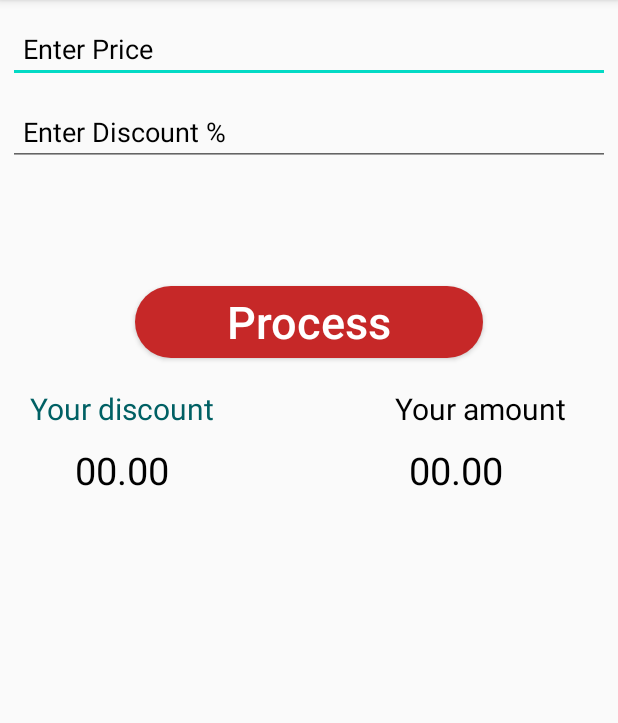
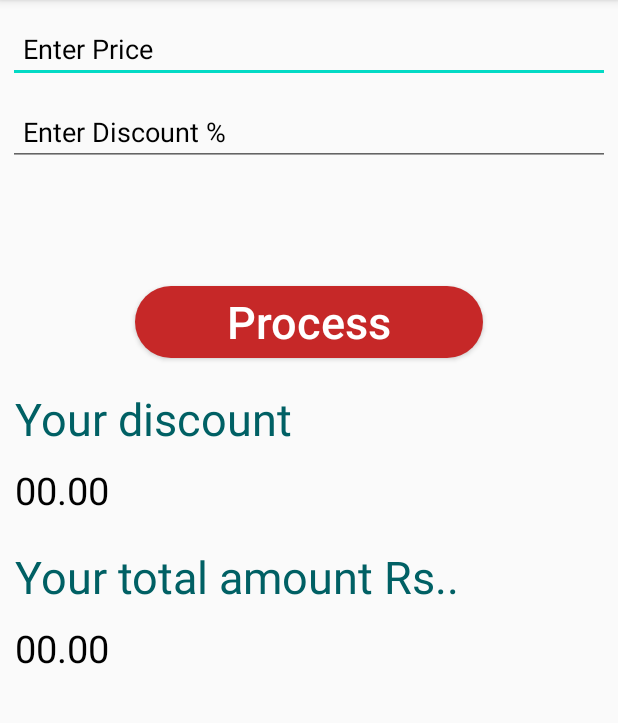
Before and after one commit to Hussain8891/Price-discount-calculator, an Android app: the MainActivity screen opened directly, with no data from a screen before it, on a phone screen of 412 x 824 dp, the part 84-807 px from its top. Run offline under Robolectric (Android 15) with nearby library versions, the phone set to English and light mode, and no system bars.

Commit message:
Improve ui

```diff
--- a/app/src/main/res/layout-large/activity_main.xml
+++ b/app/src/main/res/layout-large/activity_main.xml
@@ -14,6 +14,8 @@
         android:hint="Enter Price"
         android:paddingLeft="10dp"
         android:textColor="#000000"
+        android:textSize="30sp"
+        android:textColorHint="#000000"
         android:layout_marginTop="10dp"
         android:layout_marginLeft="10dp"
         android:layout_marginRight="10dp"
@@ -27,6 +29,8 @@
         android:paddingLeft="10dp"
         android:textColor="#000000"
         android:layout_marginTop="10dp"
+        android:textSize="30sp"
+        android:textColorHint="#000000"
         android:layout_marginLeft="10dp"
         android:layout_marginRight="10dp"
         android:inputType="number"/>
@@ -39,64 +43,70 @@
         android:textAllCaps="false"
         android:layout_marginRight="90dp"
         android:layout_marginLeft="90dp"
-        android:textSize="30sp"
+        android:textSize="40sp"
         android:textColor="#ffffff"
         android:layout_marginTop="80dp"
         android:background="@drawable/rounded_btn"/>
 
-    <LinearLayout
+    <RelativeLayout
         android:layout_width="match_parent"
         android:layout_height="wrap_content"
-        android:orientation="horizontal"
-        android:padding="5dp">
+        android:layout_marginRight="1dp"
+        android:layout_marginLeft="10dp"
+        android:layout_marginTop="20dp">
 
         <TextView
+            android:id="@+id/txt"
             android:layout_width="wrap_content"
             android:layout_height="wrap_content"
             android:text="Your discount"
             android:textSize="30sp"
-            android:textColor="#000000"
-            android:layout_marginLeft="10dp"
-            android:layout_marginTop="20dp"/>
+            android:textColor="#006064" />
 
-        <TextView
-            android:layout_width="wrap_content"
-            android:layout_height="wrap_content"
-            android:text="Your amount"
-            android:textSize="30sp"
-            android:layout_marginLeft="85dp"
-            android:textColor="#000000"
-            android:layout_marginTop="20dp" />
-
-
-    </LinearLayout>
-
-    <LinearLayout
-        android:layout_width="match_parent"
-        android:layout_height="wrap_content"
-        android:orientation="horizontal">
 
         <TextView
             android:id="@+id/yourDiscount"
             android:layout_width="wrap_content"
             android:layout_height="wrap_content"
             android:text="00.00"
-            android:textSize="30sp"
-            android:layout_marginLeft="50dp"
+            android:textSize="25sp"
+            android:textColor="#000000"
+            android:layout_below="@+id/txt"
             android:layout_marginTop="10dp"/>
 
+
+
+
+    </RelativeLayout>
+    <RelativeLayout
+        android:layout_width="match_parent"
+        android:layout_height="wrap_content"
+        android:orientation="vertical"
+        android:layout_marginRight="1dp"
+        android:layout_marginLeft="10dp"
+        android:layout_marginTop="20dp">
+
+        <TextView
+            android:id="@+id/text"
+            android:layout_width="wrap_content"
+            android:layout_height="wrap_content"
+            android:text="Your total amount Rs.."
+            android:textSize="30sp"
+            android:layout_gravity="center_horizontal"
+            android:textColor="#006064" />
         <TextView
             android:id="@+id/pay_this_amount"
             android:layout_width="wrap_content"
             android:layout_height="wrap_content"
             android:text="00.00"
-            android:textSize="30sp"
-            android:layout_marginLeft="185dp"
+            android:layout_below="@+id/text"
+            android:textColor="#000000"
+            android:textSize="25sp"
             android:layout_marginTop="10dp"/>
 
 
-    </LinearLayout>
 
+    </RelativeLayout>
 
 
 </LinearLayout>
--- a/app/src/main/res/layout-normal/activity_main.xml
+++ b/app/src/main/res/layout-normal/activity_main.xml
@@ -46,38 +46,22 @@
         android:layout_marginTop="80dp"
         android:background="@drawable/rounded_btn"/>
 
-    <LinearLayout
+
+    <RelativeLayout
         android:layout_width="match_parent"
         android:layout_height="wrap_content"
-        android:orientation="horizontal"
+        android:layout_marginRight="1dp"
         android:layout_marginLeft="10dp"
-        android:layout_marginRight="10dp">
+        android:layout_marginTop="20dp">
 
         <TextView
+            android:id="@+id/txt"
             android:layout_width="wrap_content"
             android:layout_height="wrap_content"
             android:text="Your discount"
-            android:textSize="20sp"
-            android:textColor="#006064"
-            android:layout_marginLeft="10dp"
-            android:layout_marginTop="20dp"/>
+            android:textSize="30sp"
+            android:textColor="#006064" />
 
-        <TextView
-            android:layout_width="wrap_content"
-            android:layout_height="wrap_content"
-            android:text="Your amount"
-            android:textSize="20sp"
-            android:layout_marginLeft="120dp"
-            android:textColor="#000000"
-            android:layout_marginTop="20dp" />
-
-
-    </LinearLayout>
-
-    <LinearLayout
-        android:layout_width="match_parent"
-        android:layout_height="wrap_content"
-        android:orientation="horizontal">
 
         <TextView
             android:id="@+id/yourDiscount"
@@ -85,23 +69,43 @@
             android:layout_height="wrap_content"
             android:text="00.00"
             android:textSize="25sp"
-            android:layout_marginLeft="50dp"
             android:textColor="#000000"
+            android:layout_below="@+id/txt"
             android:layout_marginTop="10dp"/>
 
+
+
+
+    </RelativeLayout>
+    <RelativeLayout
+        android:layout_width="match_parent"
+        android:layout_height="wrap_content"
+        android:orientation="vertical"
+        android:layout_marginRight="1dp"
+        android:layout_marginLeft="10dp"
+        android:layout_marginTop="20dp">
+
+        <TextView
+            android:id="@+id/text"
+            android:layout_width="wrap_content"
+            android:layout_height="wrap_content"
+            android:text="Your total amount Rs.."
+            android:textSize="30sp"
+            android:layout_gravity="center_horizontal"
+            android:textColor="#006064" />
         <TextView
             android:id="@+id/pay_this_amount"
             android:layout_width="wrap_content"
             android:layout_height="wrap_content"
             android:text="00.00"
+            android:layout_below="@+id/text"
+            android:textColor="#000000"
             android:textSize="25sp"
-            android:textColor="#000000"
-            android:layout_marginLeft="160dp"
             android:layout_marginTop="10dp"/>
 
 
-    </LinearLayout>
 
+    </RelativeLayout>
 
 
 </LinearLayout>
--- a/app/src/main/res/layout-small/activity_main.xml
+++ b/app/src/main/res/layout-small/activity_main.xml
@@ -12,9 +12,9 @@
         android:layout_width="145dp"
         android:layout_height="40dp"
         android:layout_marginLeft="10dp"
-        android:layout_marginTop="5dp"
         android:layout_marginRight="10dp"
         android:hint="Enter Price"
+        android:textColorHint="#000000"
         android:inputType="number"
         android:paddingLeft="10dp"
         android:textSize="10sp"
@@ -25,12 +25,13 @@
         android:layout_width="145dp"
         android:layout_height="40dp"
         android:layout_marginLeft="10dp"
-        android:layout_marginTop="5dp"
+        android:layout_marginTop="0dp"
         android:layout_marginRight="10dp"
         android:hint="Enter Discount % "
         android:inputType="number"
         android:textSize="10sp"
         android:paddingLeft="10dp"
+        android:textColorHint="#000000"
         android:textColor="#000000" />
 
     <Button
@@ -38,42 +39,27 @@
         android:layout_width="100dp"
         android:layout_height="20dp"
         android:layout_gravity="center_horizontal"
-        android:layout_marginTop="10dp"
+        android:layout_marginTop="5dp"
         android:background="@drawable/rounded_btn"
         android:text="Process"
         android:textAllCaps="false"
         android:textColor="#ffffff" />
 
-    <LinearLayout
-        android:layout_width="wrap_content"
+    <RelativeLayout
+        android:layout_width="match_parent"
         android:layout_height="wrap_content"
-        android:orientation="horizontal">
+        android:layout_marginRight="1dp"
+        android:layout_marginLeft="10dp"
+        android:layout_marginTop="5dp">
 
         <TextView
-            android:layout_width="match_parent"
-            android:layout_height="wrap_content"
-            android:text="Your amount"
-            android:textSize="10sp"
-            android:textColor="#000000"
-            android:layout_marginLeft="5dp"
-            android:layout_marginTop="20dp"/>
-
-        <TextView
+            android:id="@+id/txt"
             android:layout_width="wrap_content"
             android:layout_height="wrap_content"
             android:text="Your discount"
             android:textSize="10sp"
-            android:layout_marginLeft="50dp"
-            android:textColor="#000000"
-            android:layout_marginTop="20dp" />
+            android:textColor="#006064" />
 
-
-    </LinearLayout>
-
-    <LinearLayout
-        android:layout_width="wrap_content"
-        android:layout_height="wrap_content"
-        android:orientation="horizontal">
 
         <TextView
             android:id="@+id/yourDiscount"
@@ -81,18 +67,43 @@
             android:layout_height="wrap_content"
             android:text="00.00"
             android:textSize="10sp"
-            android:layout_marginLeft="25dp" />
+            android:textColor="#000000"
+            android:layout_below="@+id/txt"
+            android:layout_marginTop="5dp"/>
 
+
+
+
+    </RelativeLayout>
+    <RelativeLayout
+        android:layout_width="match_parent"
+        android:layout_height="wrap_content"
+        android:orientation="vertical"
+        android:layout_marginRight="1dp"
+        android:layout_marginLeft="10dp"
+        android:layout_marginTop="5dp">
+
+        <TextView
+            android:id="@+id/text"
+            android:layout_width="wrap_content"
+            android:layout_height="wrap_content"
+            android:text="Your total amount Rs.."
+            android:textSize="10sp"
+            android:layout_gravity="center_horizontal"
+            android:textColor="#006064" />
         <TextView
             android:id="@+id/pay_this_amount"
             android:layout_width="wrap_content"
             android:layout_height="wrap_content"
             android:text="00.00"
+            android:layout_below="@+id/text"
+            android:textColor="#000000"
             android:textSize="10sp"
-            android:layout_marginLeft="90dp" />
+            android:layout_marginTop="5dp"/>
 
 
-    </LinearLayout>
+
+    </RelativeLayout>
 
 
 </LinearLayout>
--- a/app/src/main/res/layout-xlarge/activity_main.xml
+++ b/app/src/main/res/layout-xlarge/activity_main.xml
@@ -14,10 +14,11 @@
         android:hint="Enter Price"
         android:paddingLeft="10dp"
         android:textColor="#000000"
+        android:textColorHint="#000000"
         android:layout_marginTop="10dp"
         android:layout_marginLeft="10dp"
         android:layout_marginRight="10dp"
-        android:textSize="45sp"
+        android:textSize="50sp"
         android:inputType="number"/>
 
     <EditText
@@ -30,7 +31,8 @@
         android:layout_marginTop="10dp"
         android:layout_marginLeft="10dp"
         android:layout_marginRight="10dp"
-        android:textSize="45sp"
+        android:textSize="50sp"
+        android:textColorHint="#000000"
         android:inputType="number"/>
 
     <Button
@@ -47,58 +49,65 @@
         android:textColor="#ffffff"
         android:textSize="60sp" />
 
-    <LinearLayout
+    <RelativeLayout
         android:layout_width="match_parent"
         android:layout_height="wrap_content"
-        android:orientation="horizontal"
+        android:layout_marginRight="1dp"
+        android:layout_marginLeft="10dp"
         android:layout_marginTop="20dp">
 
         <TextView
+            android:id="@+id/txt"
             android:layout_width="wrap_content"
             android:layout_height="wrap_content"
             android:text="Your discount"
             android:textSize="50sp"
-            android:textColor="#000000"
-            android:layout_marginLeft="15dp"
-            android:layout_marginTop="20dp"/>
+            android:textColor="#006064" />
 
-        <TextView
-            android:layout_width="wrap_content"
-            android:layout_height="wrap_content"
-            android:text="Your amount"
-            android:textSize="50sp"
-            android:layout_marginLeft="140dp"
-            android:textColor="#000000"
-            android:layout_marginTop="20dp" />
-
-
-    </LinearLayout>
-
-    <LinearLayout
-        android:layout_width="match_parent"
-        android:layout_height="wrap_content"
-        android:orientation="horizontal"
-        android:layout_marginTop="10dp">
 
         <TextView
             android:id="@+id/yourDiscount"
             android:layout_width="wrap_content"
             android:layout_height="wrap_content"
             android:text="00.00"
-            android:textSize="55sp"
-            android:layout_marginLeft="85dp" />
+            android:textSize="45sp"
+            android:textColor="#000000"
+            android:layout_below="@+id/txt"
+            android:layout_marginTop="10dp"/>
 
+
+
+
+    </RelativeLayout>
+    <RelativeLayout
+        android:layout_width="match_parent"
+        android:layout_height="wrap_content"
+        android:orientation="vertical"
+        android:layout_marginRight="1dp"
+        android:layout_marginLeft="10dp"
+        android:layout_marginTop="20dp">
+
+        <TextView
+            android:id="@+id/text"
+            android:layout_width="wrap_content"
+            android:layout_height="wrap_content"
+            android:text="Your total amount Rs.."
+            android:textSize="50sp"
+            android:layout_gravity="center_horizontal"
+            android:textColor="#006064" />
         <TextView
             android:id="@+id/pay_this_amount"
             android:layout_width="wrap_content"
             android:layout_height="wrap_content"
             android:text="00.00"
-            android:textSize="55sp"
-            android:layout_marginLeft="350dp" />
+            android:layout_below="@+id/text"
+            android:textColor="#000000"
+            android:textSize="45sp"
+            android:layout_marginTop="10dp"/>
 
 
-    </LinearLayout>
 
+    </RelativeLayout>
 
 
 
--- a/app/src/main/res/layout/activity_main.xml
+++ b/app/src/main/res/layout/activity_main.xml
@@ -47,60 +47,66 @@
         android:background="@drawable/rounded_btn"/>
 
 
-        <LinearLayout
+
+    <RelativeLayout
         android:layout_width="match_parent"
         android:layout_height="wrap_content"
-            android:orientation="horizontal"
-            android:padding="5dp">
+        android:layout_marginRight="1dp"
+        android:layout_marginLeft="10dp"
+        android:layout_marginTop="20dp">
 
         <TextView
+            android:id="@+id/txt"
             android:layout_width="wrap_content"
             android:layout_height="wrap_content"
             android:text="Your discount"
-            android:textSize="25sp"
-            android:textColor="#000000"
-            android:layout_marginLeft="10dp"
-            android:layout_marginTop="20dp"/>
+            android:textSize="30sp"
+            android:textColor="#006064" />
 
-        <TextView
-            android:layout_width="wrap_content"
-            android:layout_height="wrap_content"
-            android:text="Your amount"
-            android:textSize="25sp"
-            android:layout_marginLeft="80dp"
-            android:textColor="#000000"
-            android:layout_marginTop="20dp" />
-
-
-   </LinearLayout>
-
-
-        <LinearLayout
-            android:layout_width="match_parent"
-            android:layout_height="wrap_content"
-            android:orientation="horizontal"
-            android:layout_marginTop="10dp">
 
         <TextView
             android:id="@+id/yourDiscount"
             android:layout_width="wrap_content"
             android:layout_height="wrap_content"
             android:text="00.00"
+            android:textSize="25sp"
             android:textColor="#000000"
-                android:textSize="25sp"
-                android:layout_marginLeft="50dp" />
+            android:layout_below="@+id/txt"
+            android:layout_marginTop="10dp"/>
 
+
+
+
+    </RelativeLayout>
+    <RelativeLayout
+        android:layout_width="match_parent"
+        android:layout_height="wrap_content"
+        android:orientation="vertical"
+        android:layout_marginRight="1dp"
+        android:layout_marginLeft="10dp"
+        android:layout_marginTop="20dp">
+
+        <TextView
+            android:id="@+id/text"
+            android:layout_width="wrap_content"
+            android:layout_height="wrap_content"
+            android:text="Your total amount Rs.."
+            android:textSize="30sp"
+            android:layout_gravity="center_horizontal"
+            android:textColor="#006064" />
         <TextView
             android:id="@+id/pay_this_amount"
             android:layout_width="wrap_content"
             android:layout_height="wrap_content"
             android:text="00.00"
+            android:layout_below="@+id/text"
+            android:textColor="#000000"
             android:textSize="25sp"
-                android:textColor="#000000"
-                android:layout_marginLeft="185dp" />
+            android:layout_marginTop="10dp"/>
 
 
-        </LinearLayout>
+
+    </RelativeLayout>
 
 
 
```
Lines whose indentation alone changed are shown as unchanged.
